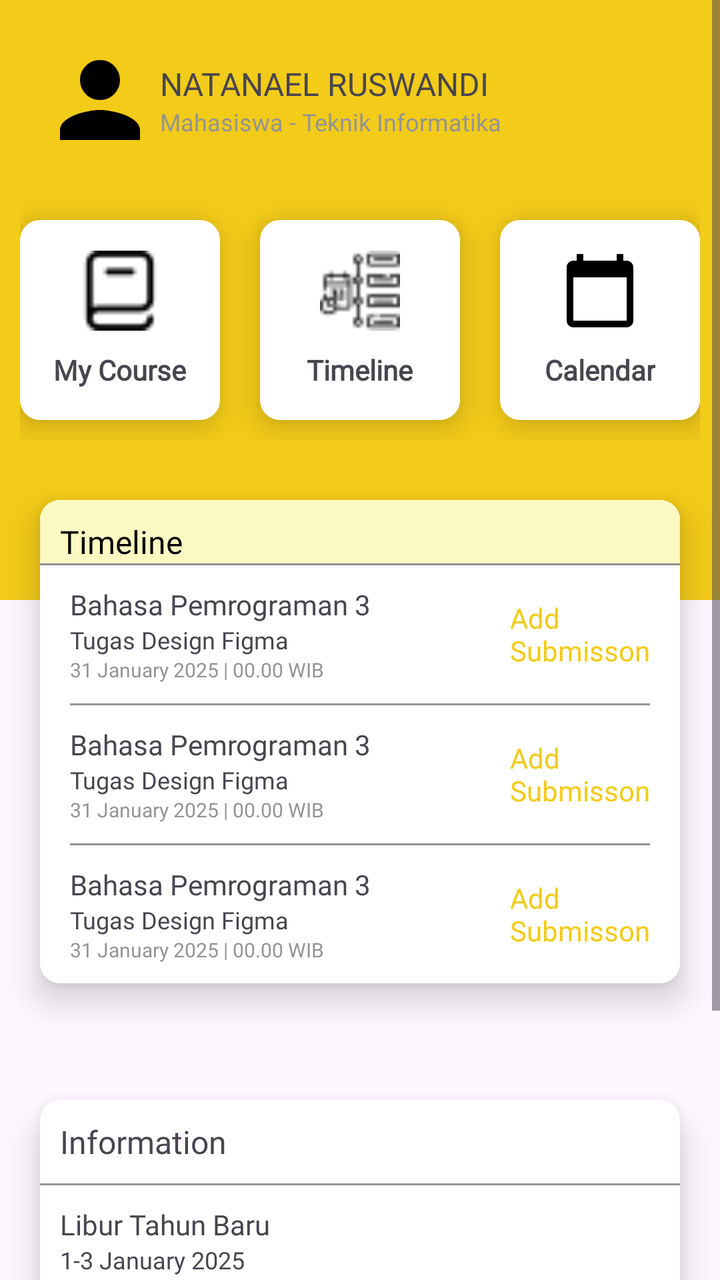
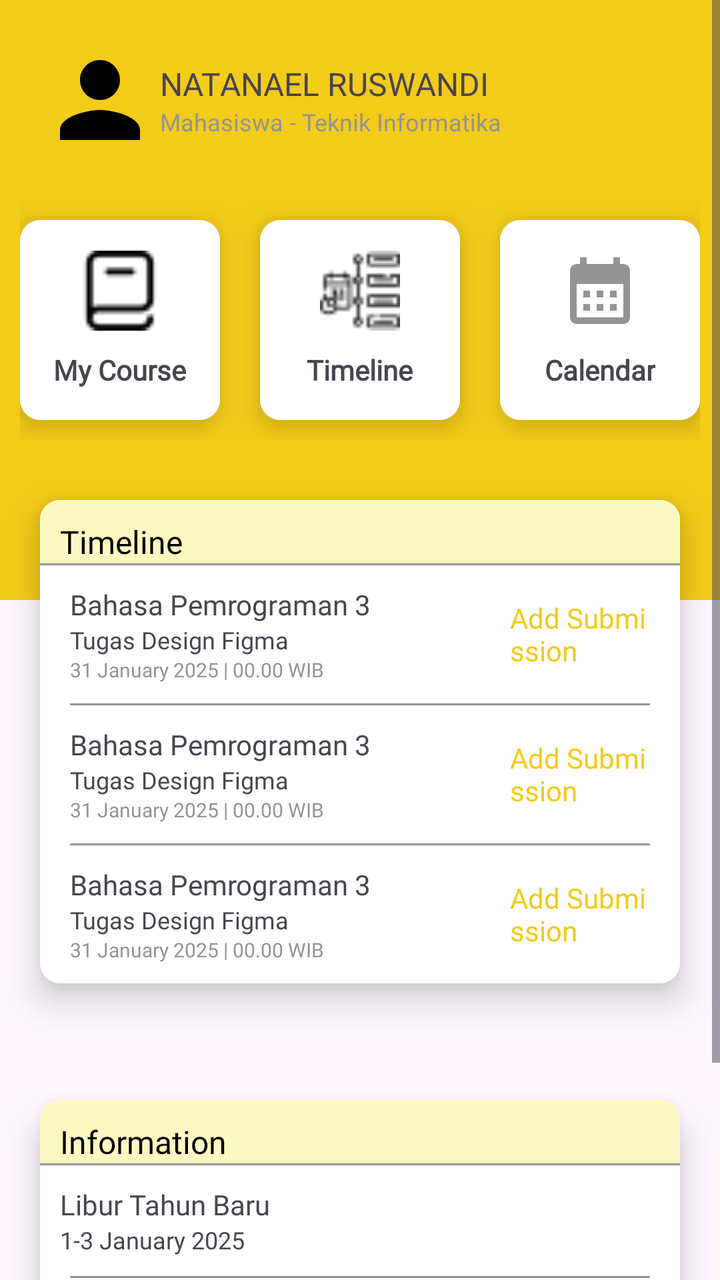

Two renders of the same Android screen: before a commit and after it. Below are the layout's source before the change and the commit's diff.
<!-- AndroidManifest.xml: application theme Theme.UNIKU -->
<!-- res/layout/fragment_dashboard.xml -->
<?xml version="1.0" encoding="utf-8"?>
<RelativeLayout xmlns:android="http://schemas.android.com/apk/res/android"
    xmlns:tools="http://schemas.android.com/tools"
    android:layout_width="match_parent"
    android:layout_height="match_parent"
    xmlns:app="http://schemas.android.com/apk/res-auto"
    tools:context=".Dashboard">

    
    <ScrollView
        android:layout_width="match_parent"
        android:layout_height="match_parent">
        
        <RelativeLayout
            android:layout_width="match_parent"
            android:layout_height="match_parent">

            <FrameLayout
                android:layout_width="match_parent"
                android:layout_height="300dp"
                android:background="@color/primary">

                <LinearLayout
                    android:layout_width="match_parent"
                    android:layout_height="wrap_content"
                    android:orientation="horizontal"
                    android:layout_margin="20dp">

                    <ImageView
                        android:layout_width="60dp"
                        android:layout_height="60dp"
                        android:src="@drawable/ic_person"/>

                    <LinearLayout
                        android:layout_width="wrap_content"
                        android:layout_height="match_parent"
                        android:orientation="vertical"
                        android:gravity="center">

                        <TextView
                            android:layout_width="match_parent"
                            android:layout_height="wrap_content"
                            android:text="NATANAEL RUSWANDI"
                            android:fontFamily="@font/poppins_bold"
                            android:textSize="16sp"/>
                        <TextView
                            android:layout_width="match_parent"
                            android:layout_height="wrap_content"
                            android:text="Mahasiswa - Teknik Informatika"
                            android:textSize="12sp"
                            android:fontFamily="@font/poppins_medium"
                            android:textColor="@color/hint"/>
                    </LinearLayout>

                </LinearLayout>

                <LinearLayout
                    android:layout_width="match_parent"
                    android:layout_height="wrap_content"
                    android:orientation="horizontal"
                    android:layout_marginStart="10dp"
                    android:layout_marginEnd="10dp"
                    android:gravity="center"
                    android:layout_marginTop="100dp">

                    <LinearLayout
                        android:id="@+id/course"
                        android:layout_width="100dp"
                        android:layout_height="100dp"
                        android:orientation="vertical"
                        android:gravity="center"
                        android:layout_margin="10dp"
                        android:background="@drawable/btn_white"
                        android:elevation="10dp">

                        <ImageView
                            android:layout_width="40dp"
                            android:layout_height="40dp"
                            android:src="@drawable/ic_book"/>
                        
                        <TextView
                            android:layout_width="wrap_content"
                            android:layout_height="wrap_content"
                            android:text="My Course"
                            android:fontFamily="@font/poppins_medium"
                            android:layout_marginTop="10dp"
                            android:textSize="14sp"
                            android:textStyle="bold"/>

                    </LinearLayout>
                    <LinearLayout
                        android:layout_width="100dp"
                        android:layout_height="100dp"
                        android:orientation="vertical"
                        android:gravity="center"
                        android:layout_margin="10dp"
                        android:background="@drawable/btn_white"
                        android:elevation="10dp">

                        <ImageView
                            android:layout_width="40dp"
                            android:layout_height="40dp"
                            android:src="@drawable/ic_timeline"/>

                        <TextView
                            android:layout_width="wrap_content"
                            android:layout_height="wrap_content"
                            android:text="Timeline"
                            android:fontFamily="@font/poppins_medium"
                            android:layout_marginTop="10dp"
                            android:textSize="14sp"
                            android:textStyle="bold"/>

                    </LinearLayout>
                    <LinearLayout
                        android:layout_width="100dp"
                        android:layout_height="100dp"
                        android:orientation="vertical"
                        android:gravity="center"
                        android:layout_margin="10dp"
                        android:background="@drawable/btn_white"
                        android:elevation="10dp">

                        <ImageView
                            android:layout_width="40dp"
                            android:layout_height="40dp"
                            android:src="@drawable/ic_calendar"/>

                        <TextView
                            android:layout_width="wrap_content"
                            android:layout_height="wrap_content"
                            android:text="Calendar"
                            android:fontFamily="@font/poppins_medium"
                            android:layout_marginTop="10dp"
                            android:textSize="14sp"
                            android:textStyle="bold"/>

                    </LinearLayout>

                </LinearLayout>

            </FrameLayout>

            <LinearLayout
                android:layout_width="match_parent"
                android:layout_height="wrap_content"
                android:orientation="vertical"
                android:layout_marginTop="250dp"
                android:layout_marginStart="20dp"
                android:layout_marginEnd="20dp"
                android:elevation="10dp"
                android:background="@drawable/btn_white">

                <TextView
                    android:layout_width="match_parent"
                    android:layout_height="wrap_content"
                    android:text="Timeline"
                    android:background="@drawable/btn_second"
                    android:textSize="16sp"
                    android:paddingStart="10dp"
                    android:paddingEnd="10dp"
                    android:paddingTop="10dp"
                    android:textColor="@color/black"
                    android:fontFamily="@font/poppins_bold"/>

                <View
                    android:layout_width="match_parent"
                    android:layout_height="1dp"
                    android:background="@color/hint"/>
                
                <LinearLayout
                    android:layout_width="match_parent"
                    android:layout_height="wrap_content"
                    android:orientation="horizontal"
                    android:layout_margin="10dp">

                    <LinearLayout
                        android:layout_width="220dp"
                        android:layout_height="wrap_content"
                        android:orientation="vertical"
                        android:layout_marginStart="5dp">

                        <TextView
                            android:layout_width="wrap_content"
                            android:layout_height="wrap_content"
                            android:text="Bahasa Pemrograman 3"
                            android:fontFamily="@font/poppins_bold"
                            android:textSize="14sp"/>
                        <TextView
                            android:layout_width="wrap_content"
                            android:layout_height="wrap_content"
                            android:text="Tugas Design Figma"
                            android:fontFamily="@font/poppins_medium"
                            android:textSize="12sp"/>
                        <TextView
                            android:layout_width="wrap_content"
                            android:layout_height="wrap_content"
                            android:text="31 January 2025 | 00.00 WIB"
                            android:fontFamily="@font/poppins_medium"
                            android:textColor="@color/hint"
                            android:textSize="10sp"/>

                    </LinearLayout>

                    <LinearLayout
                        android:layout_width="match_parent"
                        android:layout_height="match_parent"
                        android:gravity="center"
                        android:layout_marginEnd="5dp">

                        <TextView
                            android:layout_width="wrap_content"
                            android:layout_height="wrap_content"
                            android:text="Add Submisson"
                            android:textColor="@color/primary"
                            android:fontFamily="@font/poppins_bold"/>

                    </LinearLayout>

                </LinearLayout>

                <View
                    android:layout_width="match_parent"
                    android:layout_height="1dp"
                    android:layout_marginEnd="15dp"
                    android:layout_marginStart="15dp"
                    android:background="@color/hint"/>

                <LinearLayout
                    android:layout_width="match_parent"
                    android:layout_height="wrap_content"
                    android:orientation="horizontal"
                    android:layout_margin="10dp">

                    <LinearLayout
                        android:layout_width="220dp"
                        android:layout_height="wrap_content"
                        android:orientation="vertical"
                        android:layout_marginStart="5dp">

                        <TextView
                            android:layout_width="wrap_content"
                            android:layout_height="wrap_content"
                            android:text="Bahasa Pemrograman 3"
                            android:fontFamily="@font/poppins_bold"
                            android:textSize="14sp"/>
                        <TextView
                            android:layout_width="wrap_content"
                            android:layout_height="wrap_content"
                            android:text="Tugas Design Figma"
                            android:fontFamily="@font/poppins_medium"
                            android:textSize="12sp"/>
                        <TextView
                            android:layout_width="wrap_content"
                            android:layout_height="wrap_content"
                            android:text="31 January 2025 | 00.00 WIB"
                            android:fontFamily="@font/poppins_medium"
                            android:textColor="@color/hint"
                            android:textSize="10sp"/>

                    </LinearLayout>

                    <LinearLayout
                        android:layout_width="match_parent"
                        android:layout_height="match_parent"
                        android:gravity="center"
                        android:layout_marginEnd="5dp">

                        <TextView
                            android:layout_width="wrap_content"
                            android:layout_height="wrap_content"
                            android:text="Add Submisson"
                            android:textColor="@color/primary"
                            android:fontFamily="@font/poppins_bold"/>

                    </LinearLayout>

                </LinearLayout>

                <View
                    android:layout_width="match_parent"
                    android:layout_height="1dp"
                    android:layout_marginEnd="15dp"
                    android:layout_marginStart="15dp"
                    android:background="@color/hint"/>

                <LinearLayout
                    android:layout_width="match_parent"
                    android:layout_height="wrap_content"
                    android:orientation="horizontal"
                    android:layout_margin="10dp">

                    <LinearLayout
                        android:layout_width="220dp"
                        android:layout_height="wrap_content"
                        android:orientation="vertical"
                        android:layout_marginStart="5dp">

                        <TextView
                            android:layout_width="wrap_content"
                            android:layout_height="wrap_content"
                            android:text="Bahasa Pemrograman 3"
                            android:fontFamily="@font/poppins_bold"
                            android:textSize="14sp"/>
                        <TextView
                            android:layout_width="wrap_content"
                            android:layout_height="wrap_content"
                            android:text="Tugas Design Figma"
                            android:fontFamily="@font/poppins_medium"
                            android:textSize="12sp"/>
                        <TextView
                            android:layout_width="wrap_content"
                            android:layout_height="wrap_content"
                            android:text="31 January 2025 | 00.00 WIB"
                            android:fontFamily="@font/poppins_medium"
                            android:textColor="@color/hint"
                            android:textSize="10sp"/>

                    </LinearLayout>

                    <LinearLayout
                        android:layout_width="match_parent"
                        android:layout_height="match_parent"
                        android:gravity="center"
                        android:layout_marginEnd="5dp">

                        <TextView
                            android:layout_width="wrap_content"
                            android:layout_height="wrap_content"
                            android:text="Add Submisson"
                            android:textColor="@color/primary"
                            android:fontFamily="@font/poppins_bold"/>

                    </LinearLayout>

                </LinearLayout>


            </LinearLayout>

            <LinearLayout
                android:layout_width="match_parent"
                android:layout_height="wrap_content"
                android:orientation="vertical"
                android:layout_marginTop="550dp"
                android:layout_marginStart="20dp"
                android:layout_marginEnd="20dp"
                android:elevation="10dp"
                android:layout_marginBottom="50dp"
                android:background="@drawable/btn_white">

                <TextView
                    android:layout_width="match_parent"
                    android:layout_height="wrap_content"
                    android:text="Information"
                    android:layout_margin="10dp"
                    android:textSize="16sp"
                    android:fontFamily="@font/poppins_bold"/>

                <View
                    android:layout_width="match_parent"
                    android:layout_height="1dp"
                    android:background="@color/hint"/>

                <LinearLayout
                    android:layout_width="match_parent"
                    android:layout_height="wrap_content"
                    android:orientation="vertical"
                    android:layout_margin="10dp">

                    <TextView
                        android:layout_width="wrap_content"
                        android:layout_height="wrap_content"
                        android:text="Libur Tahun Baru "
                        android:fontFamily="@font/poppins_bold"
                        android:textSize="14sp"/>
                    <TextView
                        android:layout_width="wrap_content"
                        android:layout_height="wrap_content"
                        android:text="1-3 January 2025"
                        android:fontFamily="@font/poppins_medium"
                        android:textSize="12sp"/>

                </LinearLayout>

                <View
                    android:layout_width="match_parent"
                    android:layout_height="1dp"
                    android:layout_marginEnd="15dp"
                    android:layout_marginStart="15dp"
                    android:background="@color/hint"/>

                <LinearLayout
                    android:layout_width="match_parent"
                    android:layout_height="wrap_content"
                    android:orientation="vertical"
                    android:layout_margin="10dp">

                    <TextView
                        android:layout_width="wrap_content"
                        android:layout_height="wrap_content"
                        android:text="Masuk Perkuliahan"
                        android:fontFamily="@font/poppins_bold"
                        android:textSize="14sp"/>
                    <TextView
                        android:layout_width="wrap_content"
                        android:layout_height="wrap_content"
                        android:text="6 January 2025"
                        android:fontFamily="@font/poppins_medium"
                        android:textSize="12sp"/>

                </LinearLayout>

                <View
                    android:layout_width="match_parent"
                    android:layout_height="1dp"
                    android:layout_marginEnd="15dp"
                    android:layout_marginStart="15dp"
                    android:background="@color/hint"/>

                <LinearLayout
                    android:layout_width="match_parent"
                    android:layout_height="wrap_content"
                    android:orientation="vertical"
                    android:layout_margin="10dp">

                    <TextView
                        android:layout_width="wrap_content"
                        android:layout_height="wrap_content"
                        android:text="Pelaksanaan UAS (Ujian Akhir Semester)"
                        android:fontFamily="@font/poppins_bold"
                        android:textSize="14sp"/>
                    <TextView
                        android:layout_width="wrap_content"
                        android:layout_height="wrap_content"
                        android:text="13 January 2025"
                        android:fontFamily="@font/poppins_medium"
                        android:textSize="12sp"/>

                </LinearLayout>


            </LinearLayout>

        </RelativeLayout>

    </ScrollView>

</RelativeLayout>
<!-- resources referenced by this layout -->
<resources>
  <color name="black">#FF000000</color>
  <color name="hint">#949494</color>
  <color name="primary">#F3CB19</color>
  <!-- drawable btn_second (drawable) -->
  <?xml version="1.0" encoding="utf-8"?>
  <selector xmlns:android="http://schemas.android.com/apk/res/android">
      <item>
          <shape android:shape="rectangle">
              <solid android:color="@color/second"/>
              <corners android:topLeftRadius="10dp"
                  android:topRightRadius="10dp"/>
          </shape>
      </item>
  </selector>
  <!-- drawable btn_white (drawable) -->
  <?xml version="1.0" encoding="utf-8"?>
  <selector xmlns:android="http://schemas.android.com/apk/res/android">
      <item>
          <shape android:shape="rectangle">
              <solid android:color="@color/white"/>
              <corners android:radius="10dp"/>
          </shape>
      </item>
  </selector>
  <!-- drawable ic_book: png bitmap (drawable, 457 bytes) -->
  <!-- drawable ic_calendar (drawable) -->
  <vector xmlns:android="http://schemas.android.com/apk/res/android" android:height="24dp" android:tint="#000000" android:viewportHeight="24" android:viewportWidth="24" android:width="24dp">
        
      <path android:fillColor="@android:color/white" android:pathData="M20,3h-1L19,1h-2v2L7,3L7,1L5,1v2L4,3c-1.1,0 -2,0.9 -2,2v16c0,1.1 0.9,2 2,2h16c1.1,0 2,-0.9 2,-2L22,5c0,-1.1 -0.9,-2 -2,-2zM20,21L4,21L4,8h16v13z"/>
      
  </vector>
  <!-- drawable ic_person (drawable) -->
  <vector xmlns:android="http://schemas.android.com/apk/res/android" android:height="24dp" android:tint="#000000" android:viewportHeight="24" android:viewportWidth="24" android:width="24dp">
        
      <path android:fillColor="@android:color/white" android:pathData="M12,12c2.21,0 4,-1.79 4,-4s-1.79,-4 -4,-4 -4,1.79 -4,4 1.79,4 4,4zM12,14c-2.67,0 -8,1.34 -8,4v2h16v-2c0,-2.66 -5.33,-4 -8,-4z"/>
      
  </vector>
  <!-- drawable ic_timeline: png bitmap (drawable, 674 bytes) -->
  <style name="Theme.UNIKU" parent="Base.Theme.UNIKU" />
  <color name="second">#FBF9C2</color>
  <color name="white">#FFFFFFFF</color>
  <style name="Base.Theme.UNIKU" parent="Theme.Material3.DayNight.NoActionBar">
          
           <item name="colorPrimary">@color/primary</item>
      </style>
</resources>

<!-- the commit's change to res/layout/fragment_dashboard.xml (unified diff, before → after) -->
@@ -1,12 +1,11 @@
 <?xml version="1.0" encoding="utf-8"?>
-<RelativeLayout xmlns:android="http://schemas.android.com/apk/res/android"
+<RelativeLayout
+    xmlns:android="http://schemas.android.com/apk/res/android"
     xmlns:tools="http://schemas.android.com/tools"
     android:layout_width="match_parent"
     android:layout_height="match_parent"
-    xmlns:app="http://schemas.android.com/apk/res-auto"
     tools:context=".Dashboard">
 
-    
     <ScrollView
         android:layout_width="match_parent"
         android:layout_height="match_parent">
@@ -27,6 +26,7 @@
                     android:layout_margin="20dp">
 
                     <ImageView
+                        android:id="@+id/profile"
                         android:layout_width="60dp"
                         android:layout_height="60dp"
                         android:src="@drawable/ic_person"/>
@@ -89,6 +89,7 @@
 
                     </LinearLayout>
                     <LinearLayout
+                        android:id="@+id/timeline"
                         android:layout_width="100dp"
                         android:layout_height="100dp"
                         android:orientation="vertical"
@@ -112,7 +113,9 @@
                             android:textStyle="bold"/>
 
                     </LinearLayout>
-                    <LinearLayout
+
+                    <LinearLayout
+                        android:id="@+id/calender"
                         android:layout_width="100dp"
                         android:layout_height="100dp"
                         android:orientation="vertical"
@@ -209,9 +212,10 @@
                         android:layout_marginEnd="5dp">
 
                         <TextView
-                            android:layout_width="wrap_content"
-                            android:layout_height="wrap_content"
-                            android:text="Add Submisson"
+                            android:id="@+id/add_submission"
+                            android:layout_width="wrap_content"
+                            android:layout_height="wrap_content"
+                            android:text="Add Submission"
                             android:textColor="@color/primary"
                             android:fontFamily="@font/poppins_bold"/>
 
@@ -269,7 +273,7 @@
                         <TextView
                             android:layout_width="wrap_content"
                             android:layout_height="wrap_content"
-                            android:text="Add Submisson"
+                            android:text="Add Submission"
                             android:textColor="@color/primary"
                             android:fontFamily="@font/poppins_bold"/>
 
@@ -302,12 +306,14 @@
                             android:text="Bahasa Pemrograman 3"
                             android:fontFamily="@font/poppins_bold"
                             android:textSize="14sp"/>
+
                         <TextView
                             android:layout_width="wrap_content"
                             android:layout_height="wrap_content"
                             android:text="Tugas Design Figma"
                             android:fontFamily="@font/poppins_medium"
                             android:textSize="12sp"/>
+
                         <TextView
                             android:layout_width="wrap_content"
                             android:layout_height="wrap_content"
@@ -327,14 +333,13 @@
                         <TextView
                             android:layout_width="wrap_content"
                             android:layout_height="wrap_content"
-                            android:text="Add Submisson"
+                            android:text="Add Submission"
                             android:textColor="@color/primary"
                             android:fontFamily="@font/poppins_bold"/>
 
                     </LinearLayout>
 
                 </LinearLayout>
-
 
             </LinearLayout>
 
@@ -345,16 +350,20 @@
                 android:layout_marginTop="550dp"
                 android:layout_marginStart="20dp"
                 android:layout_marginEnd="20dp"
+                android:layout_marginBottom="20dp"
                 android:elevation="10dp"
-                android:layout_marginBottom="50dp"
                 android:background="@drawable/btn_white">
 
                 <TextView
                     android:layout_width="match_parent"
                     android:layout_height="wrap_content"
                     android:text="Information"
-                    android:layout_margin="10dp"
+                    android:background="@drawable/btn_second"
                     android:textSize="16sp"
+                    android:paddingStart="10dp"
+                    android:paddingEnd="10dp"
+                    android:paddingTop="10dp"
+                    android:textColor="@color/black"
                     android:fontFamily="@font/poppins_bold"/>
 
                 <View
@@ -402,6 +411,7 @@
                         android:text="Masuk Perkuliahan"
                         android:fontFamily="@font/poppins_bold"
                         android:textSize="14sp"/>
+
                     <TextView
                         android:layout_width="wrap_content"
                         android:layout_height="wrap_content"
@@ -430,6 +440,7 @@
                         android:text="Pelaksanaan UAS (Ujian Akhir Semester)"
                         android:fontFamily="@font/poppins_bold"
                         android:textSize="14sp"/>
+
                     <TextView
                         android:layout_width="wrap_content"
                         android:layout_height="wrap_content"
@@ -439,7 +450,6 @@
 
                 </LinearLayout>
 
-
             </LinearLayout>
 
         </RelativeLayout>
<!-- resource entries referenced after the edit -->
@@ -26,9 +26,9 @@
   </selector>
   <!-- drawable ic_book: png bitmap (drawable, 457 bytes) -->
   <!-- drawable ic_calendar (drawable) -->
-  <vector xmlns:android="http://schemas.android.com/apk/res/android" android:height="24dp" android:tint="#000000" android:viewportHeight="24" android:viewportWidth="24" android:width="24dp">
+  <vector xmlns:android="http://schemas.android.com/apk/res/android" android:height="24dp" android:tint="@color/hint" android:viewportHeight="24" android:viewportWidth="24" android:width="24dp">
         
-      <path android:fillColor="@android:color/white" android:pathData="M20,3h-1L19,1h-2v2L7,3L7,1L5,1v2L4,3c-1.1,0 -2,0.9 -2,2v16c0,1.1 0.9,2 2,2h16c1.1,0 2,-0.9 2,-2L22,5c0,-1.1 -0.9,-2 -2,-2zM20,21L4,21L4,8h16v13z"/>
+      <path android:fillColor="@android:color/white" android:pathData="M19,4h-1V2h-2v2H8V2H6v2H5C3.89,4 3.01,4.9 3.01,6L3,20c0,1.1 0.89,2 2,2h14c1.1,0 2,-0.9 2,-2V6C21,4.9 20.1,4 19,4zM19,20H5V10h14V20zM9,14H7v-2h2V14zM13,14h-2v-2h2V14zM17,14h-2v-2h2V14zM9,18H7v-2h2V18zM13,18h-2v-2h2V18zM17,18h-2v-2h2V18z"/>
       
   </vector>
   <!-- drawable ic_person (drawable) -->
